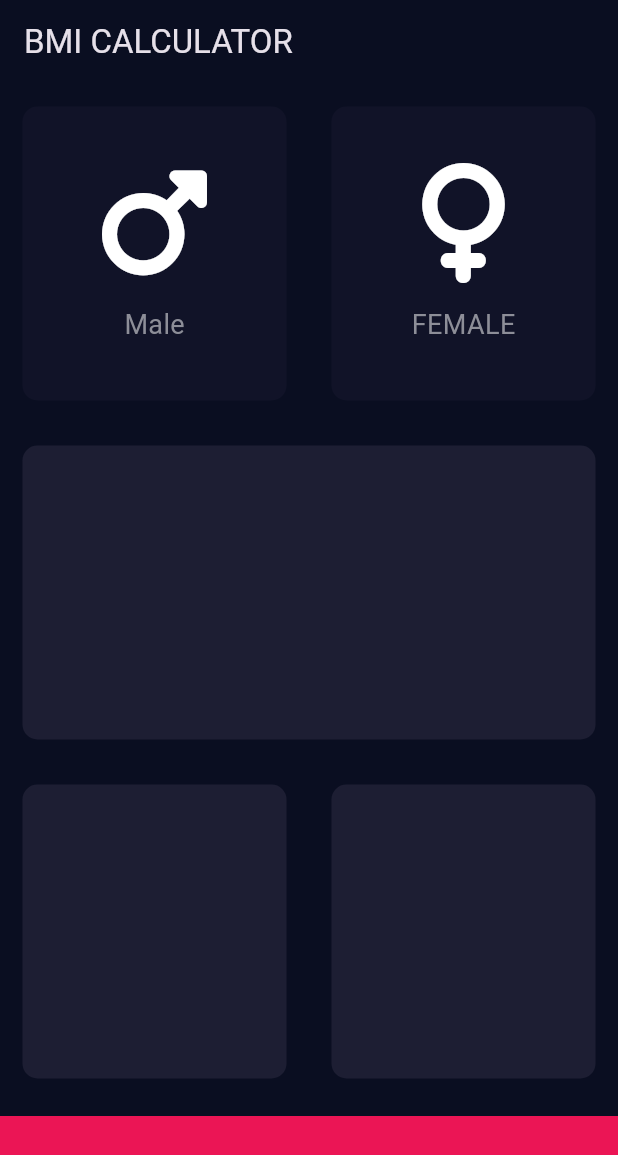
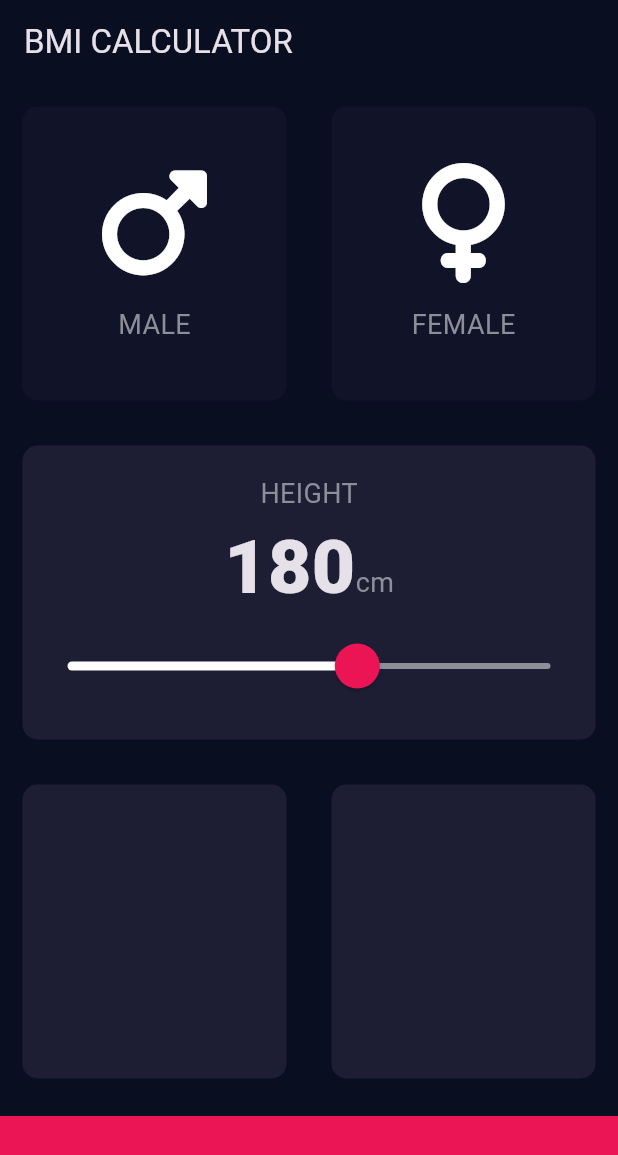
Before and after one commit to alphaseneca/60dayschallenge, a Flutter app: the screen it shows after launch, on a phone screen of 412 x 824 dp. Shown: the top 1155 px of the screen. Run offline on Flutter 3.47's test engine with Material 3 defaults, Android fonts, the phone set to English and light mode, and no system bars; our stand-ins replace audioplayers, font_awesome_flutter, rflutter_alert.

Commit message:
added the constants and also added the slider

```diff
--- /dev/null
+++ b/bmicalculator/lib/constants.dart
@@ -0,0 +1,23 @@
+import 'package:flutter/material.dart';
+
+const bottomContainerHeight = 80.0;
+const minheight = 120.0;
+const maxheight = 220.0;
+const activeCardColour = Color(0xFF1D1E33);
+const inactiveCardColour = Color(0xFF111328);
+const bottomContainerColour = Color(0xFFEB1555);
+
+const labelTextStyle = TextStyle(
+  fontSize: 18.0,
+  color: Color(0xFF8D8E98),
+);
+
+const numberTextStyle = TextStyle(
+  fontSize: 50.0,
+  fontWeight: FontWeight.w900,
+);
+
+const largeButtonTextStyle = TextStyle(
+  fontSize: 25.0,
+  fontWeight: FontWeight.bold,
+);
--- a/bmicalculator/lib/icon_content.dart
+++ b/bmicalculator/lib/icon_content.dart
@@ -1,11 +1,10 @@
 import 'package:flutter/material.dart';
+
+import 'constants.dart';
 
 class IconContent extends StatelessWidget {
   final IconData icon;
   final String label;
-
-  static const labeltextstyle =
-      TextStyle(fontSize: 18.0, color: Color(0xFF8D8E98));
 
   const IconContent({required this.label, required this.icon});
 
@@ -18,7 +17,7 @@ class IconContent extends StatelessWidget {
         SizedBox(height: 15.0),
         Text(
           label,
-          style: labeltextstyle,
+          style: labelTextStyle,
         ),
       ],
     );
--- a/bmicalculator/lib/input_page.dart
+++ b/bmicalculator/lib/input_page.dart
@@ -1,13 +1,8 @@
 import 'package:flutter/material.dart';
 import 'package:font_awesome_flutter/font_awesome_flutter.dart';
+import 'constants.dart';
 import 'icon_content.dart';
 import 'reusable_card.dart';
-
-const bottomContainerHeight = 80.0;
-
-const activeCardColour = Color(0xFF1D1E33);
-const inactiveCardColour = Color(0xFF111328);
-const bottomContainerColour = Color(0xFFEB1555);
 
 enum Gender {
   male,
@@ -22,29 +17,10 @@ class InputPage extends StatefulWidget {
 
 class _InputPageState extends State<InputPage> {
   Gender selectedGender = Gender.none;
-  // Color maleCardColour = inactiveCardColour;
-  // Color femaleCardColour = inactiveCardColour;
 
-  // void updateColour(Gender selectedGender) {
-  //   //male card pressed
-  //   if (selectedGender == Gender.male) {
-  //     if (maleCardColour == inactiveCardColour) {
-  //       maleCardColour = activeCardColour;
-  //       femaleCardColour = inactiveCardColour;
-  //     } else {
-  //       maleCardColour = inactiveCardColour;
-  //     }
-  //   }
-  //   //female card pressed
-  //   if (selectedGender == Gender.female) {
-  //     if (femaleCardColour == inactiveCardColour) {
-  //       femaleCardColour = activeCardColour;
-  //       maleCardColour = inactiveCardColour;
-  //     } else {
-  //       femaleCardColour = inactiveCardColour;
-  //     }
-  //   }
-  // }
+  int height = 180;
+  int weight = 60;
+  int age = 20;
 
   @override
   Widget build(BuildContext context) {
@@ -53,36 +29,34 @@ class _InputPageState extends State<InputPage> {
         title: const Text('BMI CALCULATOR'),
       ),
       body: Column(
+        crossAxisAlignment: CrossAxisAlignment.stretch,
         children: [
           Expanded(
             child: Row(
               children: [
                 Expanded(
-                  child: GestureDetector(
+                  child: ReusableCard(
                     onTap: () {
                       setState(() {
                         selectedGender = Gender.male;
                       });
                     },
-                    child: ReusableCard(
                     cardChild: IconContent(
                       icon: FontAwesomeIcons.mars,
-                        label: 'Male',
+                      label: 'MALE',
                     ),
                     colour: selectedGender == Gender.male
                         ? activeCardColour
                         : inactiveCardColour,
                   ),
                 ),
-                ),
                 Expanded(
-                  child: GestureDetector(
+                  child: ReusableCard(
                     onTap: () {
                       setState(() {
                         selectedGender = Gender.female;
                       });
                     },
-                    child: ReusableCard(
                     cardChild: IconContent(
                       icon: FontAwesomeIcons.venus,
                       label: 'FEMALE',
@@ -92,13 +66,58 @@ class _InputPageState extends State<InputPage> {
                         : inactiveCardColour,
                   ),
                 ),
-                ),
               ],
             ),
           ),
           Expanded(
             child: ReusableCard(
-              cardChild: Container(),
+              onTap: () {},
+              cardChild: Column(
+                mainAxisAlignment: MainAxisAlignment.center,
+                children: [
+                  Text('HEIGHT', style: labelTextStyle),
+                  Row(
+                    mainAxisAlignment: MainAxisAlignment.center,
+                    crossAxisAlignment: CrossAxisAlignment.baseline,
+                    //  Just setting the crossAxisAlignment won't make the text align at the baseline and
+                    //  for the textBaseline to work in the Row
+                    textBaseline: TextBaseline.alphabetic,
+
+                    children: [
+                      Text(
+                        height.toString(),
+                        style: numberTextStyle,
+                      ),
+                      Text(
+                        'cm',
+                        style: labelTextStyle,
+                      ),
+                    ],
+                  ),
+                  SliderTheme(
+                    data: SliderTheme.of(context).copyWith(
+                      activeTrackColor: Colors.white,
+                      inactiveTrackColor: Color(0xFF8D8E98),
+                      thumbColor: Color(0xFFEB1555),
+                      overlayColor: Color(0x29EB1555),
+                      thumbShape:
+                          RoundSliderThumbShape(enabledThumbRadius: 15.0),
+                      overlayShape:
+                          RoundSliderOverlayShape(overlayRadius: 30.0),
+                    ),
+                    child: Slider(
+                      value: height.toDouble(),
+                      min: minheight,
+                      max: maxheight,
+                      onChanged: (double newHeight) {
+                        setState(() {
+                          height = newHeight.toInt();
+                        });
+                      },
+                    ),
+                  )
+                ],
+              ),
               colour: activeCardColour,
             ),
           ),
@@ -107,12 +126,14 @@ class _InputPageState extends State<InputPage> {
               children: [
                 Expanded(
                   child: ReusableCard(
+                    onTap: () {},
                     cardChild: Container(),
                     colour: activeCardColour,
                   ),
                 ),
                 Expanded(
                   child: ReusableCard(
+                    onTap: () {},
                     cardChild: Container(),
                     colour: activeCardColour,
                   ),
@@ -131,6 +152,3 @@ class _InputPageState extends State<InputPage> {
     );
   }
 }
-
-
-// Iconcontent is a stateless widget
--- a/bmicalculator/lib/reusable_card.dart
+++ b/bmicalculator/lib/reusable_card.dart
@@ -2,17 +2,21 @@ import 'package:flutter/material.dart';
 
 class ReusableCard extends StatelessWidget {
   final Color colour;
-  // added the final code here as the colour will not change in future
   final Widget cardChild;
-  ReusableCard({required this.colour, required this.cardChild});
+  final Function() onTap;
+  ReusableCard(
+      {required this.colour, required this.cardChild, required this.onTap});
   @override
   Widget build(BuildContext context) {
-    return Container(
-      child: cardChild,
-      margin: EdgeInsets.all(15.0),
-      decoration: BoxDecoration(
-        borderRadius: BorderRadiusDirectional.circular(10.0),
-        color: colour,
+    return GestureDetector(
+      onTap: onTap,
+      child: Container(
+        child: cardChild,
+        margin: EdgeInsets.all(15.0),
+        decoration: BoxDecoration(
+          borderRadius: BorderRadiusDirectional.circular(10.0),
+          color: colour,
+        ),
       ),
     );
   }
```
Lines whose indentation alone changed are shown as unchanged.
